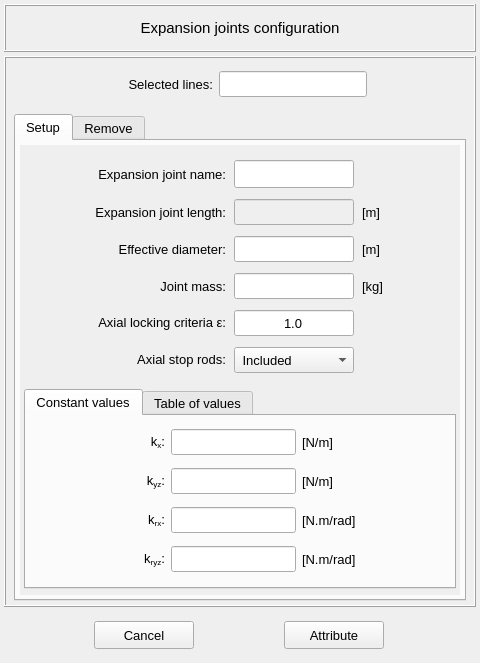
Old version of the form pulse/interface/data/ui_files/model/setup/structural/expansion_joint_input.ui in the repository open-pulse/OpenPulse.
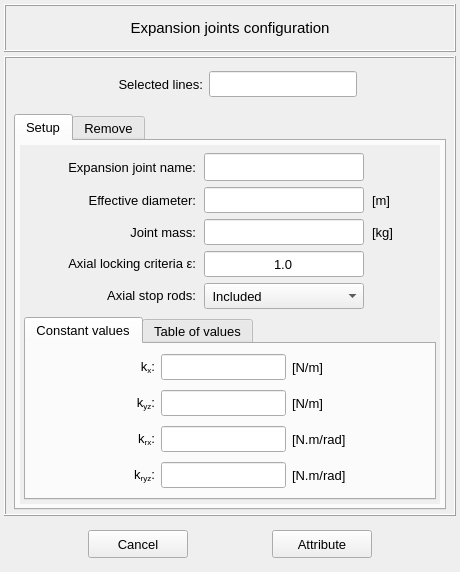
New version of the form. Icons and pictures are not drawn.

Commit message: Adjustments on expansion joint class to operate in both the model configurator and geometry editor

```diff
--- a/pulse/interface/data/ui_files/model/setup/structural/expansion_joint_input.ui
+++ b/pulse/interface/data/ui_files/model/setup/structural/expansion_joint_input.ui
@@ -6,14 +6,14 @@
    <rect>
     <x>0</x>
     <y>0</y>
-    <width>480</width>
-    <height>663</height>
+    <width>460</width>
+    <height>572</height>
    </rect>
   </property>
   <property name="minimumSize">
    <size>
-    <width>400</width>
-    <height>460</height>
+    <width>460</width>
+    <height>480</height>
    </size>
   </property>
   <property name="maximumSize">
@@ -353,8 +353,8 @@
                  <rect>
                   <x>0</x>
                   <y>0</y>
-                  <width>438</width>
-                  <height>445</height>
+                  <width>418</width>
+                  <height>359</height>
                  </rect>
                 </property>
                 <layout class="QGridLayout" name="gridLayout_8">
@@ -412,91 +412,7 @@
                     <property name="verticalSpacing">
                      <number>6</number>
                     </property>
-                    <item row="2" column="2">
-                     <widget class="QLineEdit" name="lineEdit_effective_diameter">
-                      <property name="enabled">
-                       <bool>true</bool>
-                      </property>
-                      <property name="minimumSize">
-                       <size>
-                        <width>120</width>
-                        <height>26</height>
-                       </size>
-                      </property>
-                      <property name="maximumSize">
-                       <size>
-                        <width>120</width>
-                        <height>26</height>
-                       </size>
-                      </property>
-                      <property name="sizeIncrement">
-                       <size>
-                        <width>0</width>
-                        <height>0</height>
-                       </size>
-                      </property>
-                      <property name="font">
-                       <font>
-                        <pointsize>10</pointsize>
-                       </font>
-                      </property>
-                      <property name="focusPolicy">
-                       <enum>Qt::ClickFocus</enum>
-                      </property>
-                      <property name="styleSheet">
-                       <string notr="true"/>
-                      </property>
-                      <property name="text">
-                       <string/>
-                      </property>
-                      <property name="alignment">
-                       <set>Qt::AlignCenter</set>
-                      </property>
-                     </widget>
-                    </item>
-                    <item row="1" column="2">
-                     <widget class="QLineEdit" name="lineEdit_joint_length">
-                      <property name="enabled">
-                       <bool>false</bool>
-                      </property>
-                      <property name="minimumSize">
-                       <size>
-                        <width>120</width>
-                        <height>26</height>
-                       </size>
-                      </property>
-                      <property name="maximumSize">
-                       <size>
-                        <width>120</width>
-                        <height>26</height>
-                       </size>
-                      </property>
-                      <property name="sizeIncrement">
-                       <size>
-                        <width>0</width>
-                        <height>0</height>
-                       </size>
-                      </property>
-                      <property name="font">
-                       <font>
-                        <pointsize>10</pointsize>
-                       </font>
-                      </property>
-                      <property name="focusPolicy">
-                       <enum>Qt::ClickFocus</enum>
-                      </property>
-                      <property name="styleSheet">
-                       <string notr="true"/>
-                      </property>
-                      <property name="text">
-                       <string/>
-                      </property>
-                      <property name="alignment">
-                       <set>Qt::AlignCenter</set>
-                      </property>
-                     </widget>
-                    </item>
-                    <item row="2" column="1">
+                    <item row="1" column="1">
                      <widget class="QLabel" name="label_94">
                       <property name="enabled">
                        <bool>true</bool>
@@ -529,7 +445,49 @@
                       </property>
                      </widget>
                     </item>
-                    <item row="2" column="3">
+                    <item row="1" column="2">
+                     <widget class="QLineEdit" name="lineEdit_effective_diameter">
+                      <property name="enabled">
+                       <bool>true</bool>
+                      </property>
+                      <property name="minimumSize">
+                       <size>
+                        <width>160</width>
+                        <height>26</height>
+                       </size>
+                      </property>
+                      <property name="maximumSize">
+                       <size>
+                        <width>160</width>
+                        <height>26</height>
+                       </size>
+                      </property>
+                      <property name="sizeIncrement">
+                       <size>
+                        <width>0</width>
+                        <height>0</height>
+                       </size>
+                      </property>
+                      <property name="font">
+                       <font>
+                        <pointsize>10</pointsize>
+                       </font>
+                      </property>
+                      <property name="focusPolicy">
+                       <enum>Qt::ClickFocus</enum>
+                      </property>
+                      <property name="styleSheet">
+                       <string notr="true"/>
+                      </property>
+                      <property name="text">
+                       <string/>
+                      </property>
+                      <property name="alignment">
+                       <set>Qt::AlignCenter</set>
+                      </property>
+                     </widget>
+                    </item>
+                    <item row="1" column="3">
                      <widget class="QLabel" name="label_96">
                       <property name="enabled">
                        <bool>true</bool>
@@ -562,20 +520,20 @@
                       </property>
                      </widget>
                     </item>
-                    <item row="3" column="2">
+                    <item row="2" column="2">
                      <widget class="QLineEdit" name="lineEdit_joint_mass">
                       <property name="enabled">
                        <bool>true</bool>
                       </property>
                       <property name="minimumSize">
                        <size>
-                        <width>120</width>
+                        <width>160</width>
                         <height>26</height>
                        </size>
                       </property>
                       <property name="maximumSize">
                        <size>
-                        <width>120</width>
+                        <width>160</width>
                         <height>26</height>
                        </size>
                       </property>
@@ -604,21 +562,55 @@
                       </property>
                      </widget>
                     </item>
-                    <item row="1" column="1">
-                     <widget class="QLabel" name="label_98">
+                    <item row="4" column="2">
+                     <widget class="QComboBox" name="comboBox_axial_stop_rod">
+                      <property name="minimumSize">
+                       <size>
+                        <width>160</width>
+                        <height>26</height>
+                       </size>
+                      </property>
+                      <property name="maximumSize">
+                       <size>
+                        <width>160</width>
+                        <height>26</height>
+                       </size>
+                      </property>
+                      <property name="font">
+                       <font>
+                        <pointsize>10</pointsize>
+                       </font>
+                      </property>
+                      <property name="currentIndex">
+                       <number>1</number>
+                      </property>
+                      <item>
+                       <property name="text">
+                        <string> Not included</string>
+                       </property>
+                      </item>
+                      <item>
+                       <property name="text">
+                        <string> Included</string>
+                       </property>
+                      </item>
+                     </widget>
+                    </item>
+                    <item row="0" column="1">
+                     <widget class="QLabel" name="label_selected_id_10">
                       <property name="enabled">
                        <bool>true</bool>
                       </property>
                       <property name="minimumSize">
                        <size>
-                        <width>148</width>
-                        <height>26</height>
+                        <width>140</width>
+                        <height>28</height>
                        </size>
                       </property>
                       <property name="maximumSize">
                        <size>
                         <width>200</width>
-                        <height>26</height>
+                        <height>28</height>
                        </size>
                       </property>
                       <property name="font">
@@ -630,13 +622,52 @@
                        <bool>true</bool>
                       </property>
                       <property name="text">
-                       <string>Expansion joint length:</string>
+                       <string>Expansion joint name:</string>
                       </property>
                       <property name="alignment">
                        <set>Qt::AlignRight|Qt::AlignTrailing|Qt::AlignVCenter</set>
                       </property>
                      </widget>
                     </item>
+                    <item row="0" column="2">
+                     <widget class="QLineEdit" name="lineEdit_expansion_joint_name">
+                      <property name="enabled">
+                       <bool>true</bool>
+                      </property>
+                      <property name="minimumSize">
+                       <size>
+                        <width>160</width>
+                        <height>28</height>
+                       </size>
+                      </property>
+                      <property name="maximumSize">
+                       <size>
+                        <width>160</width>
+                        <height>28</height>
+                       </size>
+                      </property>
+                      <property name="sizeIncrement">
+                       <size>
+                        <width>0</width>
+                        <height>26</height>
+                       </size>
+                      </property>
+                      <property name="font">
+                       <font>
+                        <pointsize>10</pointsize>
+                       </font>
+                      </property>
+                      <property name="focusPolicy">
+                       <enum>Qt::ClickFocus</enum>
+                      </property>
+                      <property name="styleSheet">
+                       <string notr="true"/>
+                      </property>
+                      <property name="alignment">
+                       <set>Qt::AlignCenter</set>
+                      </property>
+                     </widget>
+                    </item>
                     <item row="1" column="4">
                      <spacer name="horizontalSpacer_6">
                       <property name="orientation">
@@ -663,53 +694,20 @@
                       </property>
                      </spacer>
                     </item>
-                    <item row="3" column="1">
-                     <widget class="QLabel" name="label_95">
-                      <property name="enabled">
-                       <bool>true</bool>
-                      </property>
-                      <property name="minimumSize">
-                       <size>
-                        <width>148</width>
-                        <height>26</height>
-                       </size>
-                      </property>
-                      <property name="maximumSize">
-                       <size>
-                        <width>200</width>
-                        <height>26</height>
-                       </size>
-                      </property>
-                      <property name="font">
-                       <font>
-                        <pointsize>10</pointsize>
-                       </font>
-                      </property>
-                      <property name="mouseTracking">
-                       <bool>true</bool>
-                      </property>
-                      <property name="text">
-                       <string>Joint mass:</string>
-                      </property>
-                      <property name="alignment">
-                       <set>Qt::AlignRight|Qt::AlignTrailing|Qt::AlignVCenter</set>
-                      </property>
-                     </widget>
-                    </item>
-                    <item row="4" column="2">
+                    <item row="3" column="2">
                      <widget class="QLineEdit" name="lineEdit_axial_locking_criteria">
                       <property name="enabled">
                        <bool>true</bool>
                       </property>
                       <property name="minimumSize">
                        <size>
-                        <width>120</width>
+                        <width>160</width>
                         <height>26</height>
                        </size>
                       </property>
                       <property name="maximumSize">
                        <size>
-                        <width>120</width>
+                        <width>160</width>
                         <height>26</height>
                        </size>
                       </property>
@@ -738,7 +736,7 @@
                       </property>
                      </widget>
                     </item>
-                    <item row="4" column="1">
+                    <item row="3" column="1">
                      <widget class="QLabel" name="label_axial_lock_criteria">
                       <property name="enabled">
                        <bool>true</bool>
@@ -771,7 +769,40 @@
                       </property>
                      </widget>
                     </item>
-                    <item row="5" column="1">
+                    <item row="2" column="1">
+                     <widget class="QLabel" name="label_95">
+                      <property name="enabled">
+                       <bool>true</bool>
+                      </property>
+                      <property name="minimumSize">
+                       <size>
+                        <width>148</width>
+                        <height>26</height>
+                       </size>
+                      </property>
+                      <property name="maximumSize">
+                       <size>
+                        <width>200</width>
+                        <height>26</height>
+                       </size>
+                      </property>
+                      <property name="font">
+                       <font>
+                        <pointsize>10</pointsize>
+                       </font>
+                      </property>
+                      <property name="mouseTracking">
+                       <bool>true</bool>
+                      </property>
+                      <property name="text">
+                       <string>Joint mass:</string>
+                      </property>
+                      <property name="alignment">
+                       <set>Qt::AlignRight|Qt::AlignTrailing|Qt::AlignVCenter</set>
+                      </property>
+                     </widget>
+                    </item>
+                    <item row="4" column="1">
                      <widget class="QLabel" name="label_101">
                       <property name="enabled">
                        <bool>true</bool>
@@ -804,7 +835,7 @@
                       </property>
                      </widget>
                     </item>
-                    <item row="3" column="3">
+                    <item row="2" column="3">
                      <widget class="QLabel" name="label_97">
                       <property name="enabled">
                        <bool>true</bool>
@@ -837,145 +868,6 @@
                       </property>
                      </widget>
                     </item>
-                    <item row="5" column="2">
-                     <widget class="QComboBox" name="comboBox_axial_stop_rod">
-                      <property name="minimumSize">
-                       <size>
-                        <width>120</width>
-                        <height>26</height>
-                       </size>
-                      </property>
-                      <property name="maximumSize">
-                       <size>
-                        <width>120</width>
-                        <height>26</height>
-                       </size>
-                      </property>
-                      <property name="font">
-                       <font>
-                        <pointsize>10</pointsize>
-                       </font>
-                      </property>
-                      <property name="currentIndex">
-                       <number>1</number>
-                      </property>
-                      <item>
-                       <property name="text">
-                        <string> Not included</string>
-                       </property>
-                      </item>
-                      <item>
-                       <property name="text">
-                        <string> Included</string>
-                       </property>
-                      </item>
-                     </widget>
-                    </item>
-                    <item row="1" column="3">
-                     <widget class="QLabel" name="label_99">
-                      <property name="enabled">
-                       <bool>true</bool>
-                      </property>
-                      <property name="minimumSize">
-                       <size>
-                        <width>40</width>
-                        <height>26</height>
-                       </size>
-                      </property>
-                      <property name="maximumSize">
-                       <size>
-                        <width>200</width>
-                        <height>26</height>
-                       </size>
-                      </property>
-                      <property name="font">
-                       <font>
-                        <pointsize>10</pointsize>
-                       </font>
-                      </property>
-                      <property name="mouseTracking">
-                       <bool>true</bool>
-                      </property>
-                      <property name="text">
-                       <string>[m]</string>
-                      </property>
-                      <property name="alignment">
-                       <set>Qt::AlignLeading|Qt::AlignLeft|Qt::AlignVCenter</set>
-                      </property>
-                     </widget>
-                    </item>
-                    <item row="0" column="1">
-                     <widget class="QLabel" name="label_selected_id_10">
-                      <property name="enabled">
-                       <bool>true</bool>
-                      </property>
-                      <property name="minimumSize">
-                       <size>
-                        <width>140</width>
-                        <height>28</height>
-                       </size>
-                      </property>
-                      <property name="maximumSize">
-                       <size>
-                        <width>200</width>
-                        <height>28</height>
-                       </size>
-                      </property>
-                      <property name="font">
-                       <font>
-                        <pointsize>10</pointsize>
-                       </font>
-                      </property>
-                      <property name="mouseTracking">
-                       <bool>true</bool>
-                      </property>
-                      <property name="text">
-                       <string>Expansion joint name:</string>
-                      </property>
-                      <property name="alignment">
-                       <set>Qt::AlignRight|Qt::AlignTrailing|Qt::AlignVCenter</set>
-                      </property>
-                     </widget>
-                    </item>
-                    <item row="0" column="2">
-                     <widget class="QLineEdit" name="lineEdit_expansion_joint_name">
-                      <property name="enabled">
-                       <bool>true</bool>
-                      </property>
-                      <property name="minimumSize">
-                       <size>
-                        <width>120</width>
-                        <height>28</height>
-                       </size>
-                      </property>
-                      <property name="maximumSize">
-                       <size>
-                        <width>120</width>
-                        <height>28</height>
-                       </size>
-                      </property>
-                      <property name="sizeIncrement">
-                       <size>
-                        <width>0</width>
-                        <height>26</height>
-                       </size>
-                      </property>
-                      <property name="font">
-                       <font>
-                        <pointsize>10</pointsize>
-                       </font>
-                      </property>
-                      <property name="focusPolicy">
-                       <enum>Qt::ClickFocus</enum>
-                      </property>
-                      <property name="styleSheet">
-                       <string notr="true"/>
-                      </property>
-                      <property name="alignment">
-                       <set>Qt::AlignCenter</set>
-                      </property>
-                     </widget>
-                    </item>
                    </layout>
                   </widget>
                  </item>
```
The commit also changes 9 other files.
